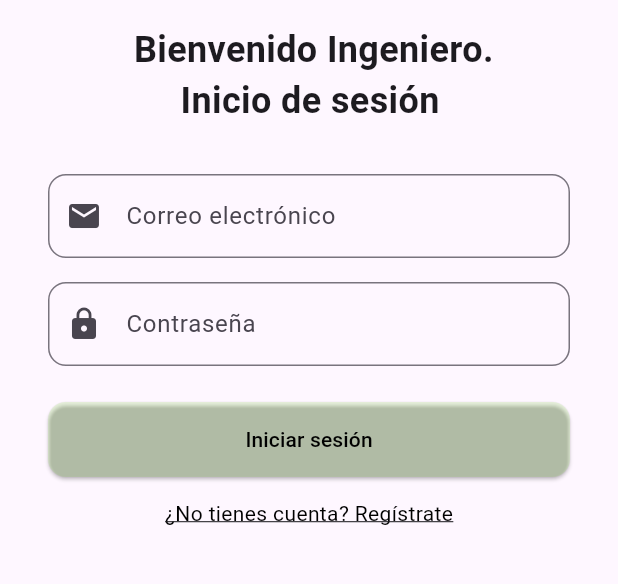
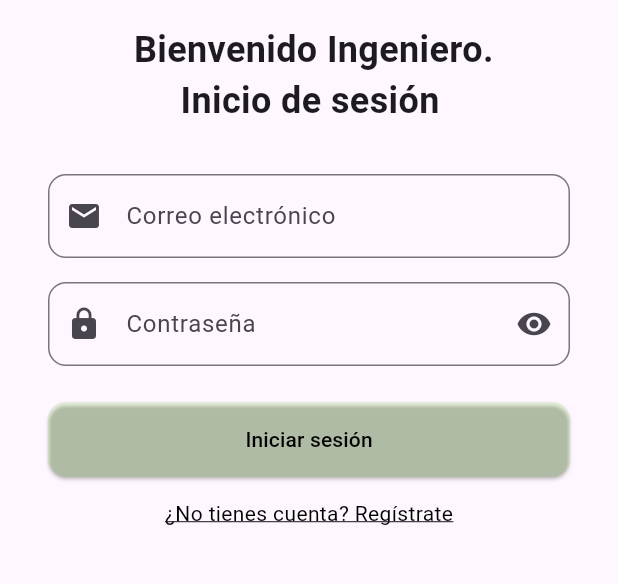
Before and after one commit to raymundovg/AppAsistencia, a Flutter app: the first screen one second after launch, on a phone screen of 412 x 824 dp, the part 429-1013 px from its top. Run offline on Flutter 3.47's test engine with Material 3 defaults, Android fonts, the phone set to English and light mode, and no system bars; our stand-ins replace curved_navigation_bar, firebase_auth, shared_preferences; accounts and stored records are empty.

Commit message:
add Uso de AuthAPI desde loginScreen

```diff
--- a/lib/main.dart
+++ b/lib/main.dart
@@ -1,28 +1,84 @@
-import 'package:FastCHECK/screens/loading_screen.dart';
-import 'package:FastCHECK/screens/login_screen.dart';
+// lib/main.dart
 import 'package:flutter/material.dart';
-import 'package:firebase_core/firebase_core.dart';
+import 'package:provider/provider.dart';
+import 'screens/loading_screen.dart';
+import 'screens/login_screen.dart';
+import 'screens/home_screen.dart';
+import 'data/auth_provider.dart';
 
 void main() async {
   WidgetsFlutterBinding.ensureInitialized();
 
+  // Mostrar pantalla de carga mientras se inicializa la app
   runApp(const MaterialApp(
     debugShowCheckedModeBanner: false,
     home: LoadingScreen(logoPath: 'assets/logo.gif'),
   ));
 
-  await Firebase.initializeApp();
-
+  // Inicializar la app con Provider
   runApp(const MyApp());
 }
 
 class MyApp extends StatelessWidget {
   const MyApp({super.key});
+
   @override
   Widget build(BuildContext context) {
-    return const MaterialApp(
-      debugShowCheckedModeBanner: false,
-      home: LoginScreen(),
+    return ChangeNotifierProvider(
+      create: (context) => AuthProvider(),
+      child: MaterialApp(
+        debugShowCheckedModeBanner: false,
+        theme: ThemeData(
+          primarySwatch: Colors.blue,
+          visualDensity: VisualDensity.adaptivePlatformDensity,
+        ),
+        home: const AuthWrapper(),
+      ),
     );
   }
 }
+
+class AuthWrapper extends StatefulWidget {
+  const AuthWrapper({super.key});
+
+  @override
+  State<AuthWrapper> createState() => _AuthWrapperState();
+}
+
+class _AuthWrapperState extends State<AuthWrapper> {
+  bool _checking = true;
+
+  @override
+  void initState() {
+    super.initState();
+    _checkAuthentication();
+  }
+
+  Future<void> _checkAuthentication() async {
+    // Comprobar si hay una sesión activa
+    final authProvider = Provider.of<AuthProvider>(context, listen: false);
+    await authProvider.checkAuth();
+
+    setState(() {
+      _checking = false;
+    });
+  }
+
+  @override
+  Widget build(BuildContext context) {
+    if (_checking) {
+      return const Scaffold(
+        body: Center(
+          child: CircularProgressIndicator(),
+        ),
+      );
+    }
+
+    // Verificar si el usuario está autenticado
+    final authProvider = Provider.of<AuthProvider>(context);
+    final isAuthenticated = authProvider.isAuthenticated;
+
+    // Redirigir a la pantalla apropiada
+    return isAuthenticated ? const HomeScreen() : const LoginScreen();
+  }
+}
--- /dev/null
+++ b/lib/models/user.dart
@@ -0,0 +1,62 @@
+// lib/models/user.dart
+import 'package:flutter/foundation.dart';
+
+class User {
+  final String uid;
+  final String username;
+  final String email;
+  final int roleId;
+
+  User({
+    required this.uid,
+    required this.username,
+    required this.email,
+    required this.roleId,
+  });
+
+  factory User.fromJson(Map<String, dynamic> json) {
+    // Imprimir el JSON para depuración
+    debugPrint('User.fromJson recibió: $json');
+
+    // Intenta obtener rol de diferentes maneras posibles
+    var rolValue;
+
+    if (json.containsKey('role_id')) {
+      rolValue = json['role_id'];
+    } else if (json.containsKey('rol')) {
+      rolValue = json['rol'];
+    } else {
+      // Si no hay rol, usa 3 como valor predeterminado (usuario regular)
+      debugPrint('⚠️ No se encontró ni "rol" ni "role_id" en el JSON');
+      rolValue = 3;  // Valor predeterminado: usuario regular
+    }
+
+    // Convertir a entero en caso de que venga como string
+    final int roleId = rolValue is String
+      ? int.parse(rolValue)
+      : (rolValue is int ? rolValue : 3);
+
+    // Asegurarse de que uid sea string
+    final String uidStr = json['uid'].toString();
+
+    return User(
+      uid: uidStr,
+      username: json['username'],
+      email: json['email'],
+      roleId: roleId,
+    );
+  }
+
+  Map<String, dynamic> toJson() {
+    return {
+      'uid': uid,
+      'username': username,
+      'email': email,
+      'rol': roleId,  // Usar 'rol' para mantener consistencia con la API
+    };
+  }
+
+  bool get isAdmin => roleId == 1;
+  bool get isVet => roleId == 2;
+  bool get isRegularUser => roleId == 3;
+}
--- a/lib/screens/login_screen.dart
+++ b/lib/screens/login_screen.dart
@@ -1,5 +1,7 @@
+// lib/screens/login_screen.dart
 import 'package:flutter/material.dart';
-import 'package:firebase_auth/firebase_auth.dart';
+import 'package:provider/provider.dart';
+import '../data/auth_provider.dart';
 import 'home_screen.dart';
 import 'register_screen.dart';
 
@@ -14,25 +16,29 @@ class LoginScreen extends StatefulWidget {
 class _LoginScreenState extends State<LoginScreen> {
   final TextEditingController emailController = TextEditingController();
   final TextEditingController passwordController = TextEditingController();
+  bool _obscurePassword = true;
 
-  // Función de inicio de sesión
+  // Función de inicio de sesión usando el Provider
   Future<void> login() async {
-    try {
-      UserCredential userCredential = await FirebaseAuth.instance.signInWithEmailAndPassword(
-        email: emailController.text,
-        password: passwordController.text,
+    if (emailController.text.isEmpty || passwordController.text.isEmpty) {
+      ScaffoldMessenger.of(context).showSnackBar(
+        const SnackBar(content: Text('Por favor, completa todos los campos')),
+      );
+      return;
+    }
+
+    final authProvider = Provider.of<AuthProvider>(context, listen: false);
+
+    final success = await authProvider.login(
+      emailController.text.trim(),
+      passwordController.text,
     );
 
-      if (userCredential.user != null) {
+    // ignore: use_build_context_synchronously
+    if (success && context.mounted) {
       Navigator.pushReplacement(
-          // ignore: use_build_context_synchronously
         context,
         MaterialPageRoute(builder: (context) => const HomeScreen()),
-        );
-      }
-    } catch (e) {
-      ScaffoldMessenger.of(context).showSnackBar(
-        SnackBar(content: Text('Error al iniciar sesión: $e')),
       );
     }
   }
@@ -40,8 +46,10 @@ class _LoginScreenState extends State<LoginScreen> {
   @override
   Widget build(BuildContext context) {
     return Scaffold(
-      body: Center(
-        child: Padding(
+      body: Consumer<AuthProvider>(
+        builder: (context, authProvider, _) {
+          return Center(
+            child: SingleChildScrollView(
               padding: const EdgeInsets.symmetric(horizontal: 32),
               child: Column(
                 mainAxisAlignment: MainAxisAlignment.center,
@@ -64,9 +72,37 @@ class _LoginScreenState extends State<LoginScreen> {
 
                   const SizedBox(height: 32),
 
+                  // Mostrar mensaje de error si existe
+                  if (authProvider.error != null)
+                    Container(
+                      padding: const EdgeInsets.all(10),
+                      margin: const EdgeInsets.only(bottom: 16),
+                      decoration: BoxDecoration(
+                        color: Colors.red.withOpacity(0.1),
+                        borderRadius: BorderRadius.circular(8),
+                      ),
+                      child: Row(
+                        children: [
+                          const Icon(Icons.error_outline, color: Colors.red),
+                          const SizedBox(width: 8),
+                          Expanded(
+                            child: Text(
+                              authProvider.error!.replaceAll('Exception: ', ''),
+                              style: const TextStyle(color: Colors.red),
+                            ),
+                          ),
+                          GestureDetector(
+                            onTap: () => authProvider.clearError(),
+                            child: const Icon(Icons.close, color: Colors.red),
+                          ),
+                        ],
+                      ),
+                    ),
+
                   // Campo de texto para correo
                   TextField(
                     controller: emailController,
+                    keyboardType: TextInputType.emailAddress,
                     decoration: InputDecoration(
                       labelText: 'Correo electrónico',
                       border: OutlineInputBorder(
@@ -81,13 +117,23 @@ class _LoginScreenState extends State<LoginScreen> {
                   // Campo de texto para contraseña
                   TextField(
                     controller: passwordController,
-                obscureText: true,
+                    obscureText: _obscurePassword,
                     decoration: InputDecoration(
                       labelText: 'Contraseña',
                       border: OutlineInputBorder(
                         borderRadius: BorderRadius.circular(12),
                       ),
                       prefixIcon: const Icon(Icons.lock),
+                      suffixIcon: IconButton(
+                        icon: Icon(
+                          _obscurePassword ? Icons.visibility : Icons.visibility_off,
+                        ),
+                        onPressed: () {
+                          setState(() {
+                            _obscurePassword = !_obscurePassword;
+                          });
+                        },
+                      ),
                     ),
                   ),
 
@@ -95,7 +141,7 @@ class _LoginScreenState extends State<LoginScreen> {
 
                   // Botón para iniciar sesión
                   ElevatedButton(
-                onPressed: login,
+                    onPressed: authProvider.isLoading ? null : login,
                     style: ElevatedButton.styleFrom(
                       minimumSize: const Size(double.infinity, 50),
                       backgroundColor: const Color.fromARGB(28, 111, 255, 0),
@@ -103,8 +149,16 @@ class _LoginScreenState extends State<LoginScreen> {
                         borderRadius: BorderRadius.circular(12),
                       ),
                     ),
-                child: const Text(
-
+                    child: authProvider.isLoading
+                      ? const SizedBox(
+                          width: 24,
+                          height: 24,
+                          child: CircularProgressIndicator(
+                            strokeWidth: 2,
+                            color: Colors.black,
+                          ),
+                        )
+                      : const Text(
                           'Iniciar sesión',
                           style: TextStyle(
                             color: Color.fromARGB(255, 0, 0, 0),
@@ -132,6 +186,8 @@ class _LoginScreenState extends State<LoginScreen> {
                 ],
               ),
             ),
+          );
+        },
       ),
     );
   }
```
Also changed, not shown: lib/data/auth_provider.dart (added, +106 -0 lines), lib/data/auth_service.dart (added, +194 -0 lines), pubspec.yaml (+9 -0 lines), pubspec.lock, 1 other file. Lines whose indentation alone changed are shown as unchanged.
